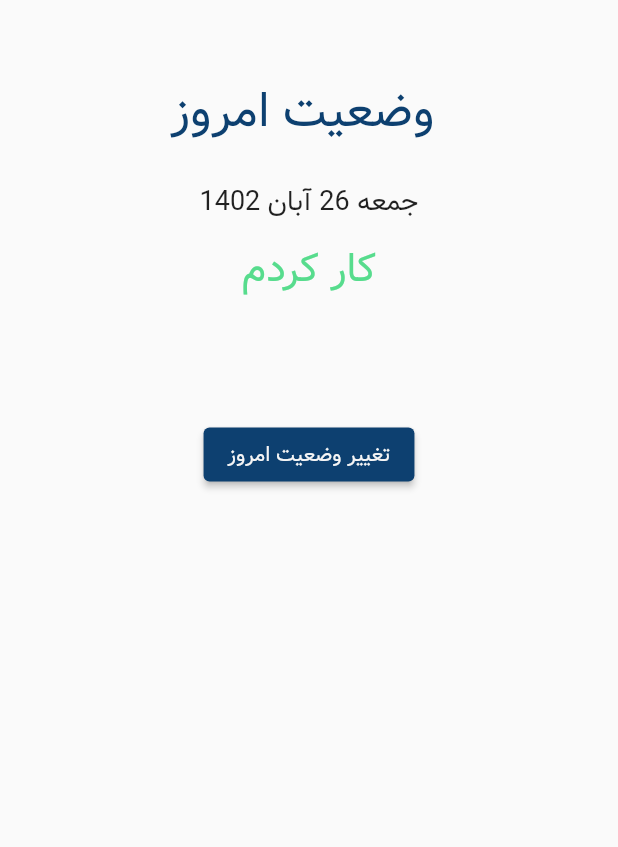
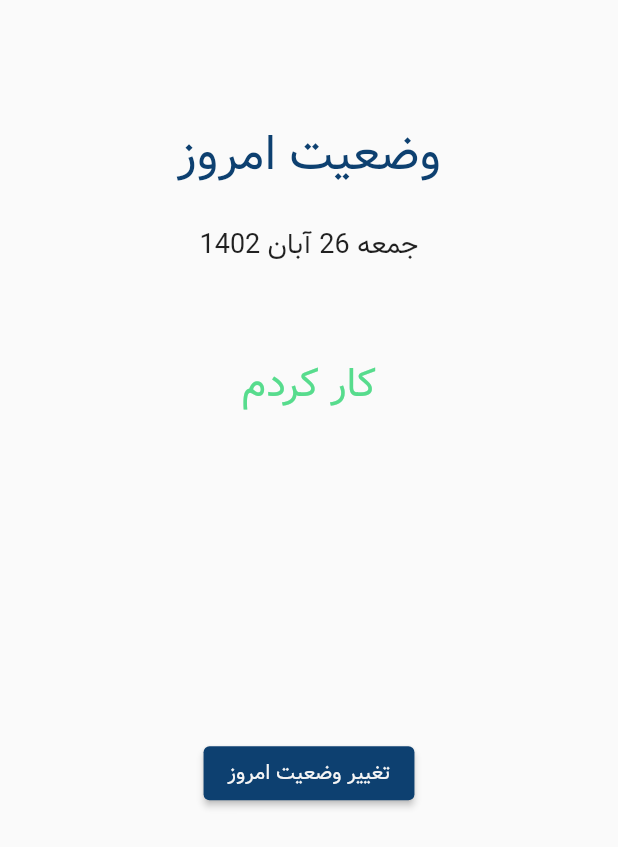
Before and after one commit to Jafar-Rezazadeh/worked_days, a Flutter app: the ShowSavedStatus widget shown alone on an empty page, opened directly with sample values from the repository, on a phone screen of 412 x 824 dp. Shown: the top 847 px of the screen. Run offline on Flutter 3.47's test engine with Material 2 defaults, Android fonts, the phone set to English and light mode, and no system bars; our stand-ins replace awesome_notifications, custom_radio_grouped_button, expandable, flutter_animate, flutter_bloc, flutter_screenutil and 3 more; missing offline and left inert: persian_datetime_picker, persian_number_utility; accounts and stored records are empty.

Commit message:
the show today status widget ui updated

```diff
--- a/lib/ui/view/screens/worked_days_status/tabs/today_status/tear_down/show_today_status/show_saved_status.dart
+++ b/lib/ui/view/screens/worked_days_status/tabs/today_status/tear_down/show_today_status/show_saved_status.dart
@@ -19,38 +19,52 @@ class ShowSavedStatus extends StatelessWidget {
   @override
   Widget build(BuildContext context) {
     return SingleChildScrollView(
-      padding: EdgeInsets.only(top: 50.sp),
+      child: Container(
+        padding: EdgeInsets.symmetric(vertical: 20.sp),
+        height: 0.75.sh,
+        width: 1.sw,
         child: Column(
-        mainAxisAlignment: MainAxisAlignment.center,
+          mainAxisAlignment: MainAxisAlignment.spaceEvenly,
           crossAxisAlignment: CrossAxisAlignment.center,
+          children: [
+            _titleAndTodayDate(),
+            _todayStatusTitle(),
+            _inOutTime(),
+            _shortDescription(),
+            _updateButton(),
+          ],
+        ),
+      ),
+    );
+  }
+
+  Widget _titleAndTodayDate() {
+    return Column(
       children: [
         _customizedText("وضعیت امروز ", color: ColorPallet.yaleBlue, sizeMultiplier: 1.8),
         SizedBox(height: 20.sp),
         _customizedText(FormatJalaliTo.getTodayFullDateTime(null)),
-          SizedBox(height: 10.sp),
-          _customizedText(
+      ],
+    );
+  }
+
+  Widget _todayStatusTitle() {
+    return _customizedText(
       todayStatus.title,
       color: _getTitleColor(),
       sizeMultiplier: 1.5,
-          ),
-          SizedBox(height: 10.sp),
+    );
+  }
+
+  Widget _inOutTime() {
+    return Column(
+      children: [
         todayStatus.inTime != null
             ? _customizedText("ساعت کاری", sizeMultiplier: 0.9)
             : Container(),
         SizedBox(height: 10.sp),
-          todayStatus.inTime != null ? _inAndOutTime() : Container(),
-          SizedBox(height: 10.sp),
-          todayStatus.shortDescription != null ? _customizedText("توضیحات") : Container(),
-          _customizedText(todayStatus.shortDescription, color: Colors.black54),
-          SizedBox(height: 20.sp),
-          _updateButton(),
-        ],
-      ),
-    );
-  }
-
-  _inAndOutTime() {
-    return Text.rich(
+        todayStatus.inTime != null
+            ? Text.rich(
                 textDirection: TextDirection.rtl,
                 TextSpan(
                   style: TextStyle(
@@ -68,29 +82,10 @@ class ShowSavedStatus extends StatelessWidget {
                     ),
                   ],
                 ),
+              )
+            : Container(),
+      ],
     );
-  }
-
-  _customizedText(String? txt, {Color? color, double sizeMultiplier = 1}) {
-    return Text(
-      txt ?? "",
-      style: TextStyle(
-        fontSize: (18.sp) * sizeMultiplier,
-        color: color,
-      ),
-    );
-  }
-
-  _getTitleColor() {
-    if (todayStatus.dayOff) {
-      return Colors.red;
-    }
-    if (todayStatus.publicHoliday) {
-      return ColorPallet.orange;
-    }
-    if (todayStatus.workDay) {
-      return ColorPallet.green.withGreen(220);
-    }
   }
 
   Widget _updateButton() {
@@ -110,4 +105,39 @@ class ShowSavedStatus extends StatelessWidget {
       ),
     );
   }
+
+  Widget _shortDescription() {
+    return Column(
+      children: [
+        todayStatus.shortDescription != null ? _customizedText("توضیحات") : Container(),
+        Padding(
+          padding: EdgeInsets.symmetric(horizontal: 50.sp),
+          child: _customizedText(todayStatus.shortDescription, color: Colors.black54),
+        ),
+      ],
+    );
   }
+
+  Widget _customizedText(String? txt, {Color? color, double sizeMultiplier = 1}) {
+    return Text(
+      txt ?? "",
+      textAlign: TextAlign.center,
+      style: TextStyle(
+        fontSize: (18.sp) * sizeMultiplier,
+        color: color,
+      ),
+    );
+  }
+
+  _getTitleColor() {
+    if (todayStatus.dayOff) {
+      return Colors.red;
+    }
+    if (todayStatus.publicHoliday) {
+      return ColorPallet.orange;
+    }
+    if (todayStatus.workDay) {
+      return ColorPallet.green.withGreen(220);
+    }
+  }
+}
```
Lines whose indentation alone changed are shown as unchanged.
